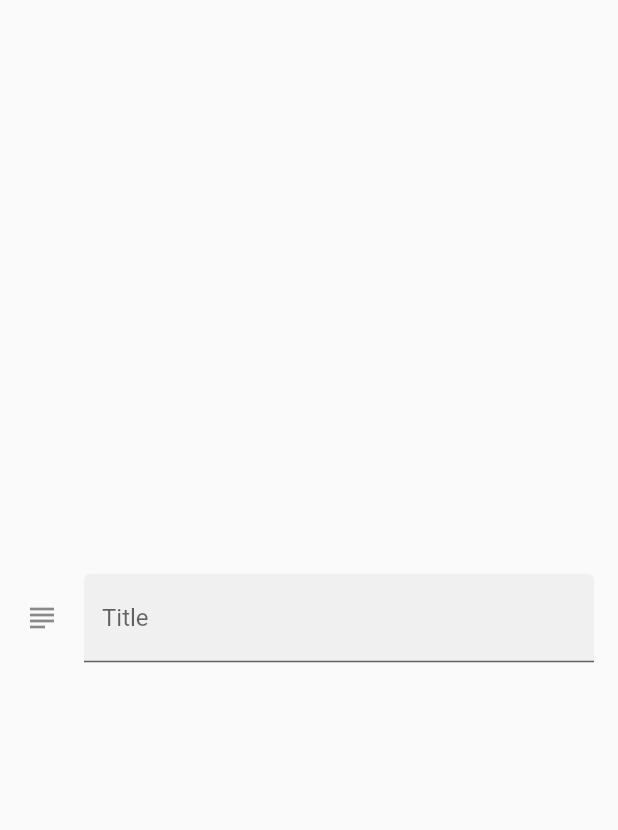
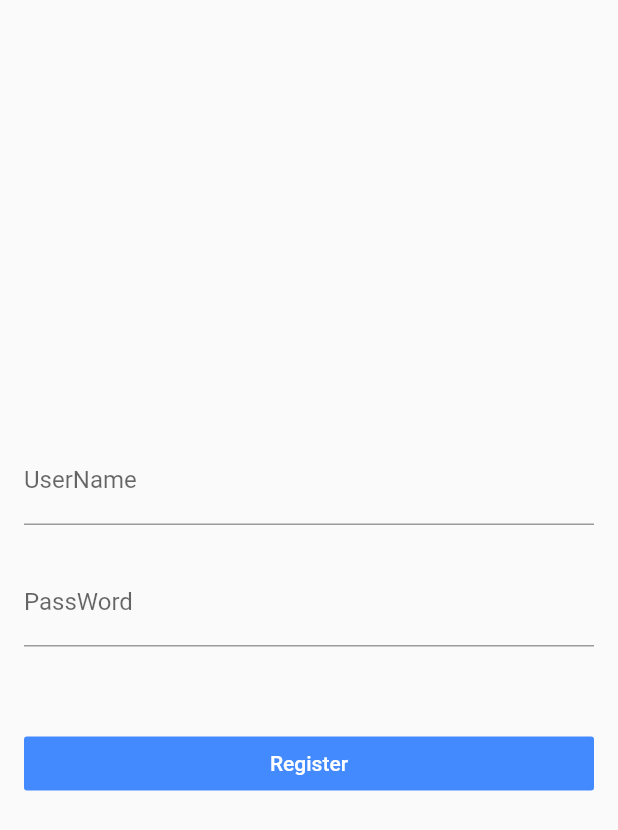
Before and after one commit to MrQiuHaHa/FlutterBase, a Flutter app: the screen it shows after launch, on a phone screen of 412 x 824 dp. Shown: the top 830 px of the screen. Run offline on Flutter 3.47's test engine with Material 2 defaults, Android fonts, the phone set to English and light mode, and no system bars.

Commit message:
Form表单相关

```diff
--- a/lib/demo/form_demo.dart
+++ b/lib/demo/form_demo.dart
@@ -13,10 +13,111 @@ class FormDemo extends StatelessWidget {
           child: Column(
             mainAxisAlignment: MainAxisAlignment.center,
             children: <Widget>[
-              TextFieldDemo()
+              RegisterForm()
             ],
           ),
         ),
+      ),
+    );
+  }
+}
+
+
+class RegisterForm extends StatefulWidget {
+  @override
+  _RegisterFormState createState() => _RegisterFormState();
+}
+
+class _RegisterFormState extends State<RegisterForm> {
+
+  final registerFormKey = GlobalKey<FormState>();
+
+  String username, password;
+
+  bool autoValidate = false;
+
+  void submitRegisterForm() {
+
+    if (registerFormKey.currentState.validate()) {
+      registerFormKey.currentState.save();
+      debugPrint('username: $username');
+      debugPrint('password: $password');
+
+      Scaffold.of(context).showSnackBar(
+        SnackBar(content: Text('正在注册'))
+      );
+
+    } else {
+      setState(() {
+        autoValidate = true;
+      });
+    }
+
+  }
+
+  String validateUserName(value) {
+    if (value.isEmpty) {
+      return 'UserName is required.';
+    }
+    return null;
+  }
+
+  String validatePassWord(value) {
+    if (value.isEmpty) {
+      return 'PassWord is required.';
+    }
+
+    return null;
+  }
+
+  @override
+  Widget build(BuildContext context) {
+    return Form(
+      key: registerFormKey,
+      child: Column(
+        children: <Widget>[
+          TextFormField(
+            decoration: InputDecoration(
+              labelText: 'UserName',
+              hintText: 'Please input name.',
+              helperText: ''
+            ),
+            // onFieldSubmitted: (value){
+            //   debugPrint('submit: $value');
+            // },
+            onSaved: (value) {
+              username = value;
+            },
+            validator: validateUserName,
+            autovalidate: autoValidate,
+          ),
+          TextFormField(
+            obscureText: true,
+            decoration: InputDecoration(
+              labelText: 'PassWord',
+              hintText: 'please input password',
+              helperText: ''
+            ),
+            onSaved: (value) {
+              password = value;
+            },
+            validator: validatePassWord,
+            autovalidate: autoValidate,
+          ),
+          SizedBox(height: 32.0,),
+          Container(
+            width: double.infinity,
+            child: RaisedButton(
+              child: Text(
+                'Register',
+                style: TextStyle(color: Colors.white),
+              ),
+              color: Theme.of(context).accentColor,
+              elevation: 0.0,
+              onPressed: submitRegisterForm,
+            ),
+          )
+        ],
       ),
     );
   }
```
